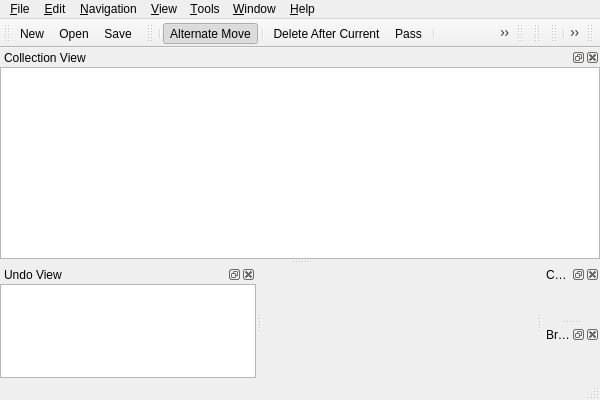
Before: the Qt Designer form branches/2.0.0/mainwindow.ui in nullx002/mugo, drawn with Qt 5.
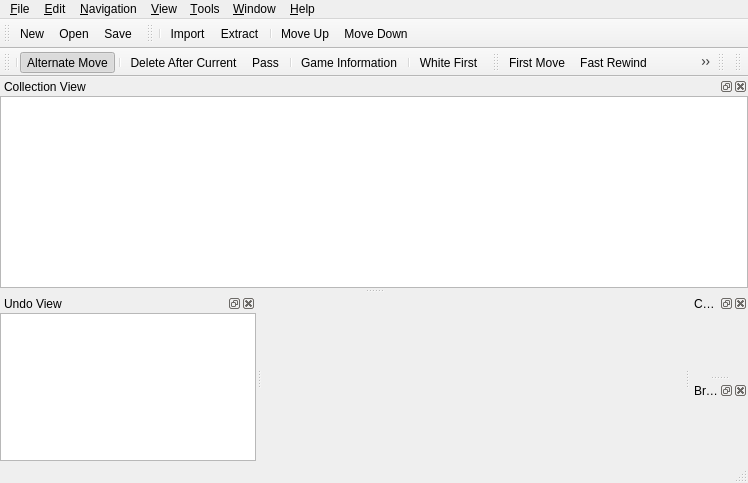
After: the same form once the commit is applied. Icons and pictures are not drawn.

Commit message: move to first, move previous, fast rewind, move to last, move next, fast forward.

The edit to the form file:
```diff
--- a/branches/2.0.0/mainwindow.ui
+++ b/branches/2.0.0/mainwindow.ui
@@ -6,8 +6,8 @@
    <rect>
     <x>0</x>
     <y>0</y>
-    <width>600</width>
-    <height>400</height>
+    <width>748</width>
+    <height>483</height>
    </rect>
   </property>
   <property name="windowTitle">
@@ -45,8 +45,8 @@
     <rect>
      <x>0</x>
      <y>0</y>
-     <width>600</width>
-     <height>19</height>
+     <width>748</width>
+     <height>25</height>
     </rect>
    </property>
    <widget class="QMenu" name="menuFile">
@@ -331,6 +331,23 @@
    <addaction name="actionOpen"/>
    <addaction name="actionSave"/>
   </widget>
+  <widget class="QToolBar" name="collectionToolBar">
+   <property name="windowTitle">
+    <string>Collection ToolBar</string>
+   </property>
+   <attribute name="toolBarArea">
+    <enum>TopToolBarArea</enum>
+   </attribute>
+   <attribute name="toolBarBreak">
+    <bool>false</bool>
+   </attribute>
+   <addaction name="separator"/>
+   <addaction name="actionCollectionImport"/>
+   <addaction name="actionCollectionExtract"/>
+   <addaction name="separator"/>
+   <addaction name="actionMoveUp"/>
+   <addaction name="actionMoveDown"/>
+  </widget>
   <widget class="QToolBar" name="editToolBar">
    <property name="windowTitle">
     <string>Edit ToolBar</string>
@@ -339,7 +356,7 @@
     <enum>TopToolBarArea</enum>
    </attribute>
    <attribute name="toolBarBreak">
-    <bool>false</bool>
+    <bool>true</bool>
    </attribute>
    <addaction name="separator"/>
    <addaction name="actionAlternateMove"/>
@@ -361,6 +378,12 @@
    <attribute name="toolBarBreak">
     <bool>false</bool>
    </attribute>
+   <addaction name="actionFirstMove"/>
+   <addaction name="actionFastRewind"/>
+   <addaction name="actionPreviousMove"/>
+   <addaction name="actionNextMove"/>
+   <addaction name="actionFastForward"/>
+   <addaction name="actionLastMove"/>
   </widget>
   <widget class="QToolBar" name="viewToolBar">
    <property name="windowTitle">
@@ -373,23 +396,6 @@
     <bool>false</bool>
    </attribute>
   </widget>
-  <widget class="QToolBar" name="collectionToolBar">
-   <property name="windowTitle">
-    <string>Collection ToolBar</string>
-   </property>
-   <attribute name="toolBarArea">
-    <enum>TopToolBarArea</enum>
-   </attribute>
-   <attribute name="toolBarBreak">
-    <bool>false</bool>
-   </attribute>
-   <addaction name="separator"/>
-   <addaction name="actionCollectionImport"/>
-   <addaction name="actionCollectionExtract"/>
-   <addaction name="separator"/>
-   <addaction name="actionMoveUp"/>
-   <addaction name="actionMoveDown"/>
-  </widget>
   <widget class="QToolBar" name="playToolBar">
    <property name="windowTitle">
     <string>Play ToolBar</string>
```
The commit also changes 3 other files.
